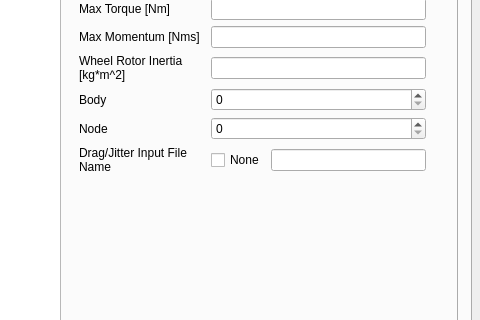
Qt form dsm_gui/spc_submenu.ui (pavelgalchenko/dsm_gui) before a commit; both pictures show x 217 to 697 and y 214 to 534 of the 697 by 800 pixel window.
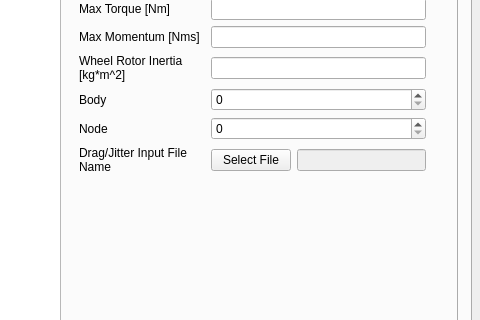
The same form after that commit. The open tabs and pages were chosen to show the change.

Commit message: Added wheel select file button, fixed bugs related to select file buttons. Stays on same index after apply for any list. Can press "-" forever, "remove" button will not activate if count(item) <= 0. Close with improper number of joints gives a warning but will close if you press "OK".

The edit to the form file:
```diff
--- a/dsm_gui/spc_submenu.ui
+++ b/dsm_gui/spc_submenu.ui
@@ -1463,14 +1463,18 @@
                <item row="7" column="1">
                 <layout class="QHBoxLayout" name="horizontalLayout_35">
                  <item>
-                  <widget class="QCheckBox" name="spc_cur_wheel_drjit_on">
+                  <widget class="QPushButton" name="spc_cur_whel_drjit_select">
                    <property name="text">
-                    <string>None</string>
+                    <string>Select File</string>
                    </property>
                   </widget>
                  </item>
                  <item>
-                  <widget class="QLineEdit" name="spc_cur_wheel_drjit_file"/>
+                  <widget class="QLineEdit" name="spc_cur_wheel_drjit_file">
+                   <property name="enabled">
+                    <bool>false</bool>
+                   </property>
+                  </widget>
                  </item>
                 </layout>
                </item>
```
Left out of the diff: 192 changed lines with no effect on the pictures. The commit also changes 2 other files.
